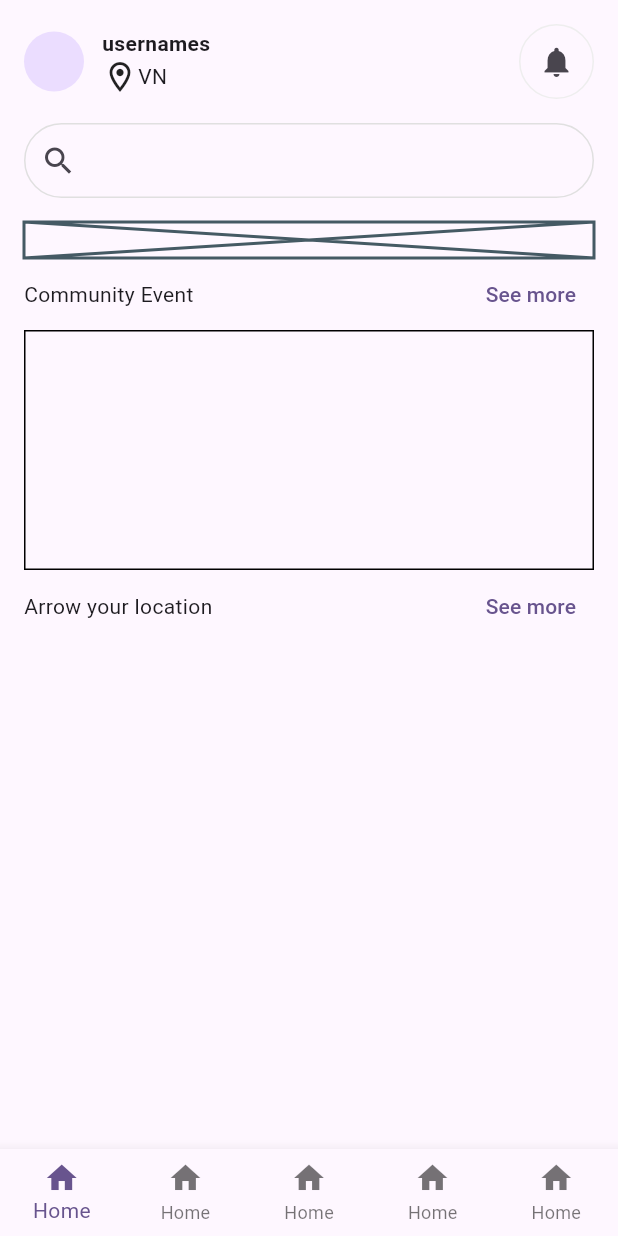
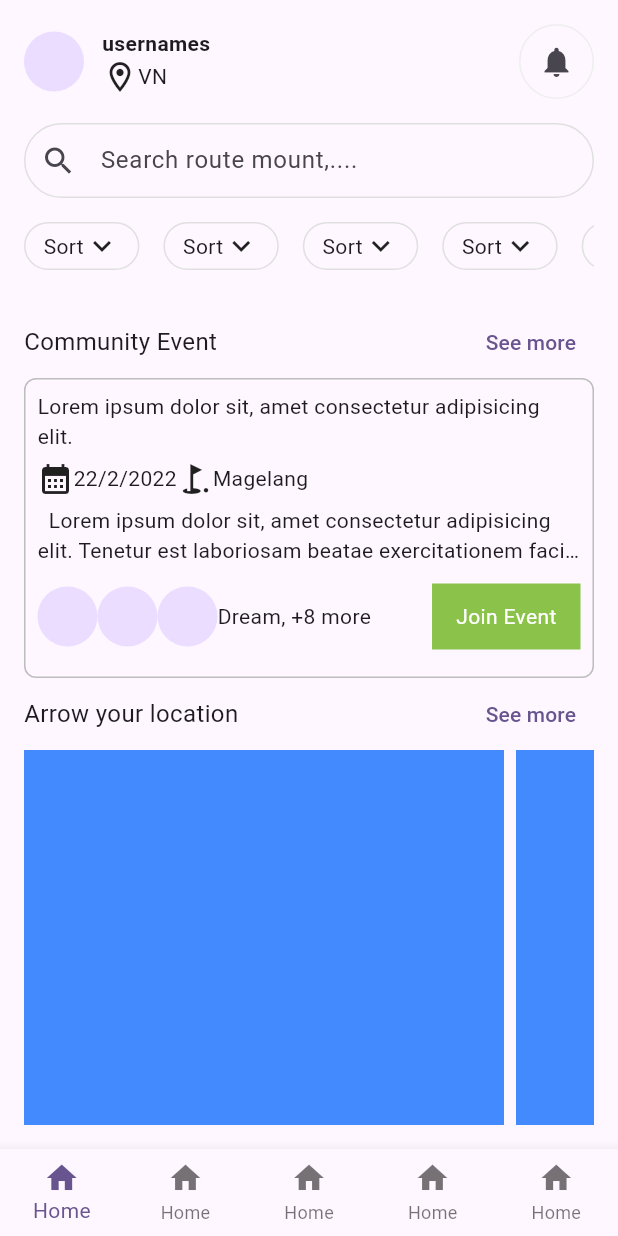
Before and after one commit to minhthoai190892/flutter, a Flutter app: the screen it shows after launch, after a tap on "Sign in with Google", on a phone screen of 412 x 824 dp. Run offline on Flutter 3.47's test engine with Material 3 defaults, Android fonts, the phone set to English and light mode, and no system bars; our stand-ins replace dots_indicator, gap; network calls fail.

Commit message:
Hiking_Guide-part-3

```diff
--- a/UI/flutter_ui/lib/Hiking_Guide/views/hiking_guide_app.dart
+++ b/UI/flutter_ui/lib/Hiking_Guide/views/hiking_guide_app.dart
@@ -1,3 +1,4 @@
+import 'package:flutter/cupertino.dart';
 import 'package:flutter/material.dart';
 import 'package:flutter/widgets.dart';
 import 'package:gap/gap.dart';
@@ -53,34 +54,118 @@ class HikingGuideApp extends StatelessWidget {
                 ),
                 child: const TextField(
                   decoration: InputDecoration(
-                    border: InputBorder.none,
-                    icon: Icon(Icons.search),
-                  ),
+                      border: InputBorder.none,
+                      icon: Icon(Icons.search),
+                      hintText: 'Search route mount,....'),
                 ),
               ),
               const Gap(16),
-              const SizedBox(
-                height: 24,
-                child: Placeholder(),
+              SizedBox(
+                height: 32,
+                child: ListView.builder(
+                  scrollDirection: Axis.horizontal,
+                  itemCount: 10,
+                  itemBuilder: (context, index) {
+                    return Container(
+                      margin: const EdgeInsets.only(right: 16),
+                      padding: const EdgeInsets.symmetric(horizontal: 12),
+                      decoration: BoxDecoration(
+                          border: Border.all(color: Colors.grey[300]!),
+                          borderRadius: BorderRadius.circular(24)),
+                      child: const Row(
+                        children: [
+                          Text('Sort'),
+                          Icon(Icons.keyboard_arrow_down_sharp)
+                        ],
+                      ),
+                    );
+                  },
+                ),
+              ),
+              const Gap(24),
+              Row(
+                mainAxisAlignment: MainAxisAlignment.spaceBetween,
+                children: [
+                  const Text(
+                    'Community Event',
+                    style: TextStyle(fontSize: 16),
+                  ),
+                  TextButton(onPressed: () {}, child: const Text('See more'))
+                ],
+              ),
+              Container(
+                padding: const EdgeInsets.all(8),
+                height: 200,
+                decoration: BoxDecoration(
+                    border: Border.all(color: Colors.grey[400]!),
+                    borderRadius: BorderRadius.circular(8)),
+                child: Column(
+                  crossAxisAlignment: CrossAxisAlignment.start,
+                  children: [
+                    const Text(
+                        'Lorem ipsum dolor sit, amet consectetur adipisicing elit.'),
+                    const Gap(6),
+                    const Row(
+                      children: [
+                        Icon(Icons.calendar_month),
+                        Text('22/2/2022'),
+                        Icon(Icons.golf_course),
+                        Text('Magelang'),
+                      ],
+                    ),
+                    const Gap(6),
+                    const Text(
+                      '  Lorem ipsum dolor sit, amet consectetur adipisicing elit. Tenetur est laboriosam beatae exercitationem facilis sit, odio unde reprehenderit libero animi cum labore assumenda, perspiciatis culpa. Illum itaque reiciendis recusandae repellat?',
+                      maxLines: 2,
+                      overflow: TextOverflow.ellipsis,
+                    ),
+                    const Gap(12),
+                    Row(
+                      children: [
+                        const CircleAvatar(),
+                        const CircleAvatar(),
+                        const CircleAvatar(),
+                        const Text('Dream, +8 more'),
+                        const Spacer(),
+                        Container(
+                          padding: const EdgeInsets.symmetric(
+                              horizontal: 16, vertical: 12),
+                          decoration:
+                              const BoxDecoration(color: Colors.lightGreen),
+                          child: const Center(
+                            child: Text(
+                              'Join Event',
+                              style: TextStyle(color: Colors.white),
+                            ),
+                          ),
+                        ),
+                      ],
+                    ),
+                  ],
+                ),
               ),
               Row(
                 mainAxisAlignment: MainAxisAlignment.spaceBetween,
                 children: [
-                  const Text('Community Event'),
+                  const Text(
+                    'Arrow your location',
+                    style: TextStyle(fontSize: 16),
+                  ),
                   TextButton(onPressed: () {}, child: const Text('See more'))
                 ],
               ),
-              Container(
-                height: 160,
-                decoration: BoxDecoration(border: Border.all()),
-              ),
-              Row(
-                mainAxisAlignment: MainAxisAlignment.spaceBetween,
-                children: [
-                  const Text('Arrow your location'),
-                  TextButton(onPressed: () {}, child: const Text('See more'))
-                ],
-              ),
+              Expanded(
+                  child: ListView.builder(
+                itemCount: 10,
+                scrollDirection: Axis.horizontal,
+                itemBuilder: (context, index) {
+                  return Container(
+                    width: 320,
+                    margin: const EdgeInsets.only(right: 8),
+                    decoration: const BoxDecoration(color: Colors.blueAccent),
+                  );
+                },
+              ))
             ],
           ),
         ),
--- a/UI/flutter_ui/lib/Hiking_Guide/views/hiking_login_page.dart
+++ b/UI/flutter_ui/lib/Hiking_Guide/views/hiking_login_page.dart
@@ -18,6 +18,11 @@ class HikingLoginPage extends StatelessWidget {
             flex: 7,
             child: Container(
               decoration: const BoxDecoration(color: Colors.red),
+              child: Image.network(
+                width: double.infinity,
+                'https://images.unsplash.com/photo-1572598973323-eeef47c14431?w=400&auto=format&fit=crop&q=60&ixlib=rb-4.0.3&ixid=M3wxMjA3fDB8MHx0b3BpYy1mZWVkfDl8RnpvM3p1T0hONnd8fGVufDB8fHx8fA%3D%3D',
+                fit: BoxFit.cover,
+              ),
             ),
           ),
           Expanded(
```
Also changed, not shown: 1 other file.
